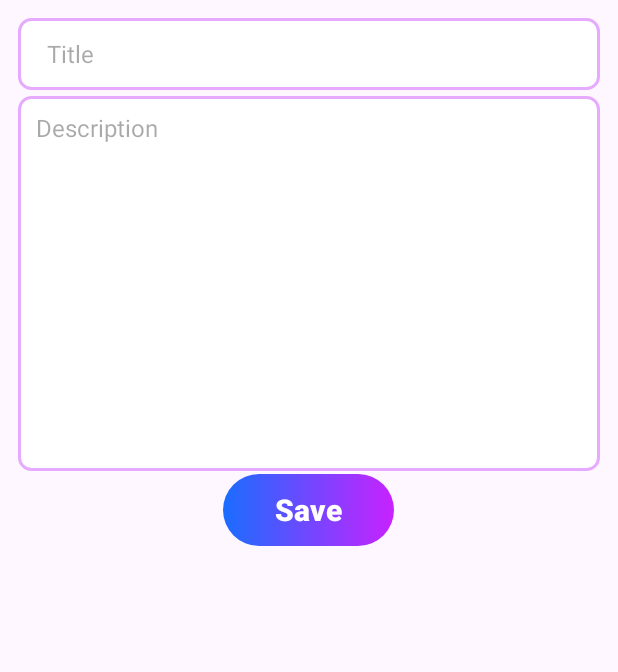
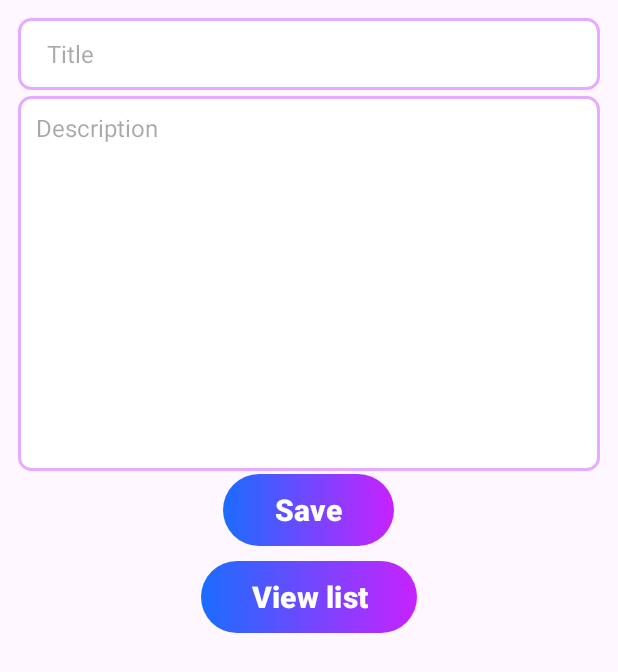
Before and after one commit to MaybeOmar/Schooler1, an Android app: the layout activity_add_announcement.xml on its own in the app's theme, with its tools: preview values and no code run, on a phone screen of 412 x 824 dp. Shown: the top 672 px of the screen. Run offline under Robolectric (Android 15) with nearby library versions, the phone set to English and light mode, and no system bars.

```diff
--- a/app/build.gradle.kts
+++ b/app/build.gradle.kts
@@ -47,6 +47,7 @@ dependencies {
     implementation("androidx.navigation:navigation-ui:2.5.3")
     implementation("com.google.firebase:firebase-storage:20.3.0")
     implementation("com.google.firebase:firebase-database:20.3.1")
+    implementation("androidx.activity:activity:1.8.0")
     testImplementation("junit:junit:4.13.2")
     androidTestImplementation("androidx.test.ext:junit:1.1.5")
     androidTestImplementation("androidx.test.espresso:espresso-core:3.5.1")
--- a/app/src/main/java/com/example/schoolmanagementsystem/admin_home_page.java
+++ b/app/src/main/java/com/example/schoolmanagementsystem/admin_home_page.java
@@ -32,7 +32,7 @@ public class admin_home_page extends AppCompatActivity {
         modelList = new ArrayList<>();
         modelList.add(new Model(R.drawable.addaccount, Registeration.class,"Create Account"));
         modelList.add(new Model(R.drawable.deleteaccount, student_home_page.class,"Delete Account"));
-        modelList.add(new Model(R.drawable.announcement,login_page.class,"Announcements"));
+        modelList.add(new Model(R.drawable.announcement, announcment_list.class,"Announcements"));
         modelList.add(new Model(R.drawable.subjectwork1, SubjectWorkActivity.class,"Class Work"));
         modelList.add(new Model(R.drawable.a_attend, login_page.class,"Attendance"));
         modelList.add(new Model(R.drawable.a_exit_permits, login_page.class,"Exit Permits"));
--- a/app/src/main/res/layout/activity_add_announcement.xml
+++ b/app/src/main/res/layout/activity_add_announcement.xml
@@ -54,4 +54,16 @@
         android:textStyle="bold"
         app:backgroundTint="@null" />
 
+    <Button
+        android:id="@+id/view_listbtn"
+        android:layout_width="144dp"
+        android:layout_height="wrap_content"
+        android:layout_gravity="center_horizontal"
+        android:background="@drawable/custom_btn"
+        android:text="View list"
+        android:textSize="20dp"
+        android:textStyle="bold"
+        app:backgroundTint="@null"
+        android:layout_marginTop="10dp"/>
+
 </LinearLayout>
--- a/app/src/main/res/layout/activity_course_list.xml
+++ b/app/src/main/res/layout/activity_course_list.xml
@@ -87,7 +87,7 @@
         android:background="@color/white"
         app:layout_constraintEnd_toEndOf="parent"
         app:layout_constraintStart_toStartOf="parent"
-        app:layout_constraintTop_toTopOf="parent">
+        app:layout_constraintTop_toTopOf="parent" >
 
         <Button
             android:id="@+id/profile_button"
@@ -163,6 +163,7 @@
             android:layout_width="match_parent"
             android:layout_height="wrap_content"
             android:layout_marginTop="60dp"
+            tools:listitem="@layout/simple_student_layout"
             android:nestedScrollingEnabled="false"
             app:layoutManager="androidx.recyclerview.widget.LinearLayoutManager" />
 
```
Also changed, not shown: app/src/main/AndroidManifest.xml (+8 -5 lines), app/src/main/java/com/example/schoolmanagementsystem/Models/announcment_model.java (added, +39 -0 lines), app/src/main/java/com/example/schoolmanagementsystem/add_announcement.java (+11 -2 lines), app/src/main/java/com/example/schoolmanagementsystem/announcment_list.java (added, +30 -0 lines), app/src/main/res/layout/activity_announcment_list.xml (added, +19 -0 lines).
